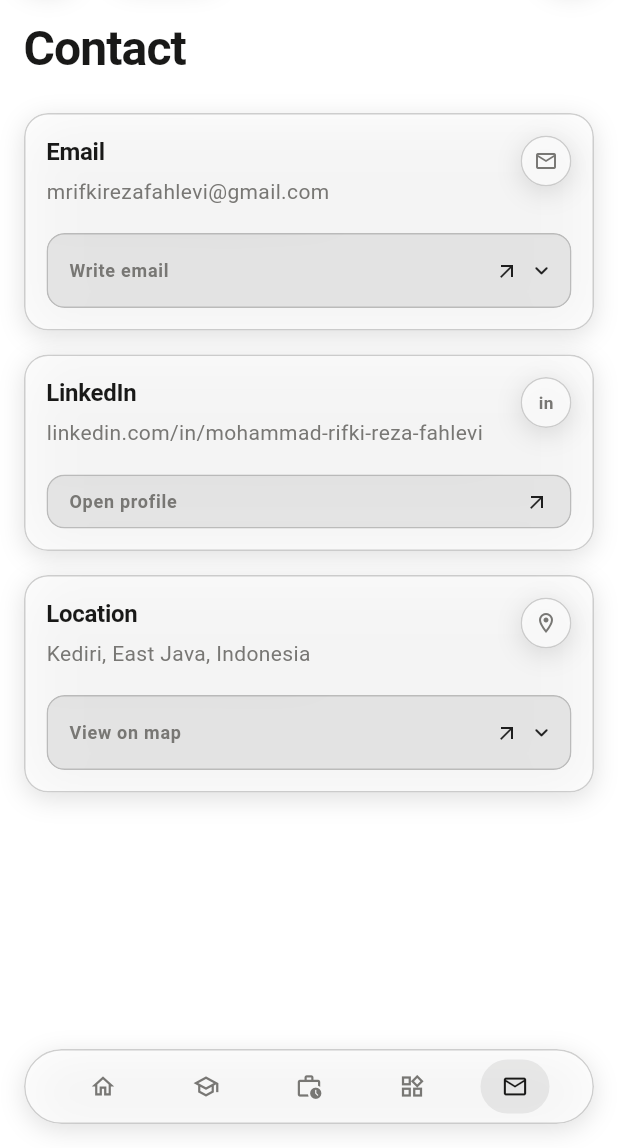
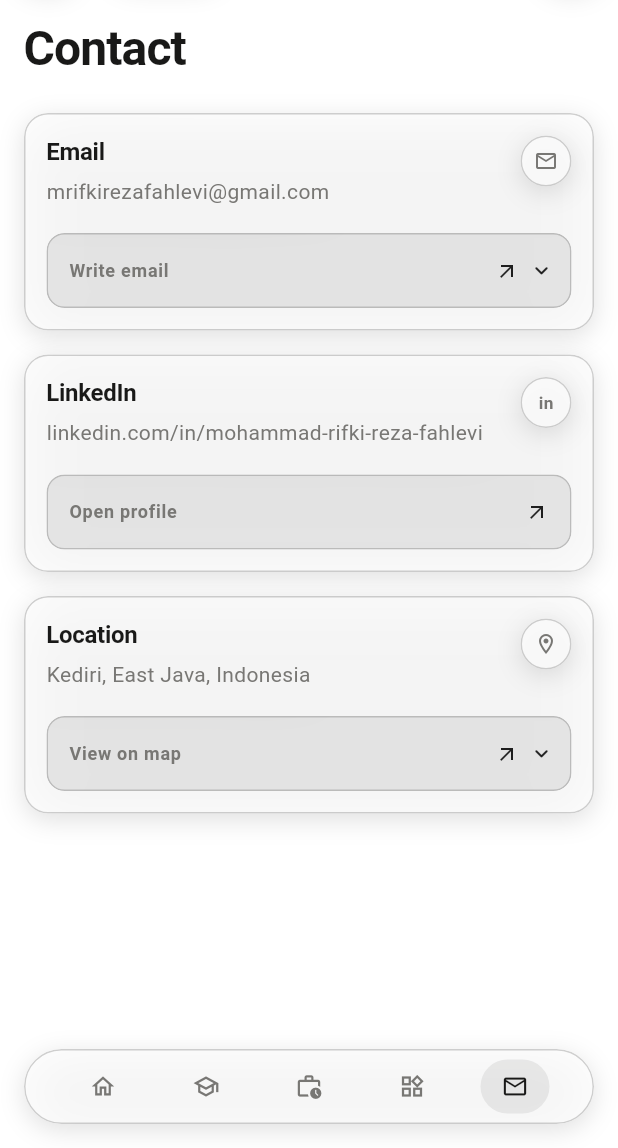
Before and after one commit to refdevteam/ref_porto, a Flutter app: the screen it shows after launch, item 5 of the bottom bar chosen, on a phone screen of 412 x 824 dp, the part 88-1236 px from its top. Run offline on Flutter 3.47's test engine with Material 3 defaults, Android fonts, the phone set to English and light mode, and no system bars; our stand-ins replace flutter_map, go_router, latlong2, shared_preferences, supabase_flutter; accounts and stored records are empty.

Commit message:
feat: contact form UX polish and Cloudflare Workers deploy config
- Equalize LinkedIn action bar height with the other contact bars
- Add Reset button to restore default subject/message without reload
- Replace floating labels with bold Subject/Message field titles
- Add wrangler.jsonc deploying build/web to ref-porto.refdevteam.workers.dev
  with SPA fallback for deep links

```diff
--- a/lib/features/contacts/widgets/contact_card.dart
+++ b/lib/features/contacts/widgets/contact_card.dart
@@ -90,8 +90,9 @@ class ContactCard extends StatelessWidget {
                       children: [
                         Text(
                           title,
-                          style: theme.textTheme.titleLarge!
-                              .copyWith(fontSize: headlineSize),
+                          style: theme.textTheme.titleLarge!.copyWith(
+                            fontSize: headlineSize,
+                          ),
                         ),
                         const SizedBox(height: 4),
                         Text(subtitle, style: theme.textTheme.bodyMedium),
@@ -209,7 +210,7 @@ class _ActionBar extends StatelessWidget {
         bottom: 9,
       ),
       child: onToggle == null
-          ? primary
+          ? SizedBox(height: 30, child: primary)
           : Row(
               children: [
                 Expanded(child: primary),
@@ -254,8 +255,9 @@ class ContactGrid extends StatefulWidget {
 class _ContactGridState extends State<ContactGrid> {
   bool _emailExpanded = false;
   bool _locationExpanded = false;
-  final TextEditingController _subject =
-      TextEditingController(text: _workSubject);
+  final TextEditingController _subject = TextEditingController(
+    text: _workSubject,
+  );
   final TextEditingController _body = TextEditingController(text: _workBody);
 
   @override
@@ -293,14 +295,13 @@ class _ContactGridState extends State<ContactGrid> {
         title: 'Location',
         subtitle: data.location,
         icon: Icons.location_on_outlined,
-        actionLabel:
-            _locationExpanded ? 'Open in Google Maps' : 'View on map',
+        actionLabel: _locationExpanded ? 'Open in Google Maps' : 'View on map',
         onAction: _locationExpanded
             ? () => _openExternal(
-                  'https://www.google.com/maps/search/?api=1'
-                  '&query=${Uri.encodeComponent(data.location)}',
-                  'Google Maps',
-                )
+                'https://www.google.com/maps/search/?api=1'
+                    '&query=${Uri.encodeComponent(data.location)}',
+                'Google Maps',
+              )
             : () => setState(() => _locationExpanded = true),
         expanded: _locationExpanded,
         onToggle: () => setState(() => _locationExpanded = !_locationExpanded),
@@ -314,9 +315,7 @@ class _ContactGridState extends State<ContactGrid> {
         _ContactRow(
           cards: <ContactCard?>[
             for (int offset = 0; offset < widget.columns; offset++)
-              start + offset < cards.length
-                  ? cards[start + offset]
-                  : null,
+              start + offset < cards.length ? cards[start + offset] : null,
           ],
           spacing: widget.spacing,
         ),
@@ -327,28 +326,50 @@ class _ContactGridState extends State<ContactGrid> {
   }
 
   Widget _emailForm() {
+    final TextStyle titleStyle = Theme.of(context)
+        .textTheme
+        .labelMedium!
+        .copyWith(fontWeight: FontWeight.w600);
+
     return Column(
       crossAxisAlignment: CrossAxisAlignment.start,
+      spacing: 10.0,
       children: [
+        Text('Subject', style: titleStyle),
         TextField(
           controller: _subject,
           style: Theme.of(context).textTheme.bodyMedium,
-          decoration: _fieldDecoration('Subject'),
+          decoration: _fieldDecoration(),
         ),
-        const SizedBox(height: 10),
+        Text('Message', style: titleStyle),
         TextField(
           controller: _body,
           minLines: 5,
           maxLines: 8,
           keyboardType: TextInputType.multiline,
           style: Theme.of(context).textTheme.bodyMedium,
-          decoration: _fieldDecoration('Message'),
+          decoration: _fieldDecoration(),
+        ),
+        Align(
+          alignment: Alignment.centerRight,
+          child: TextButton.icon(
+            onPressed: _resetEmailForm,
+            icon: const Icon(Icons.refresh_rounded, size: 16),
+            label: const Text('Reset'),
+          ),
         ),
       ],
     );
   }
 
-  InputDecoration _fieldDecoration(String label) {
+  void _resetEmailForm() {
+    _subject.text = _workSubject;
+    _body.text = _workBody;
+    _subject.selection = TextSelection.collapsed(offset: _subject.text.length);
+    _body.selection = TextSelection.collapsed(offset: _body.text.length);
+  }
+
+  InputDecoration _fieldDecoration() {
     final ThemeData theme = Theme.of(context);
     final FrostedTheme frost = FrostedTheme.of(context);
     final OutlineInputBorder border = OutlineInputBorder(
@@ -357,8 +378,6 @@ class _ContactGridState extends State<ContactGrid> {
     );
 
     return InputDecoration(
-      labelText: label,
-      labelStyle: theme.textTheme.labelMedium,
       isDense: true,
       contentPadding: const EdgeInsets.symmetric(horizontal: 12, vertical: 10),
       filled: true,
@@ -472,9 +491,8 @@ class _ContactGridState extends State<ContactGrid> {
     }
     if (opened || !mounted) return;
 
-    ScaffoldMessenger.of(context).showSnackBar(
-      const SnackBar(content: Text('Could not open LinkedIn')),
-    );
+    ScaffoldMessenger.of(context)
+        .showSnackBar(const SnackBar(content: Text('Could not open LinkedIn')));
   }
 
   Future<void> _openExternal(String url, String label) async {
@@ -489,9 +507,8 @@ class _ContactGridState extends State<ContactGrid> {
     }
     if (opened || !mounted) return;
 
-    ScaffoldMessenger.of(context).showSnackBar(
-      SnackBar(content: Text('Could not open $label')),
-    );
+    ScaffoldMessenger.of(context)
+        .showSnackBar(SnackBar(content: Text('Could not open $label')));
   }
 }
 
```
Also changed, not shown: 2 other files.
